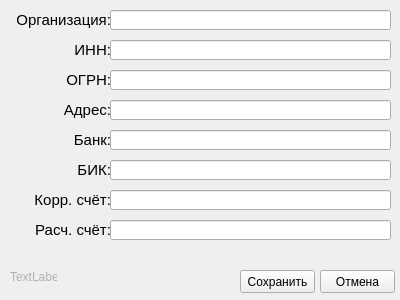
Old version of the form faces/edit_counterpartie.ui in the repository vanobl/counter.
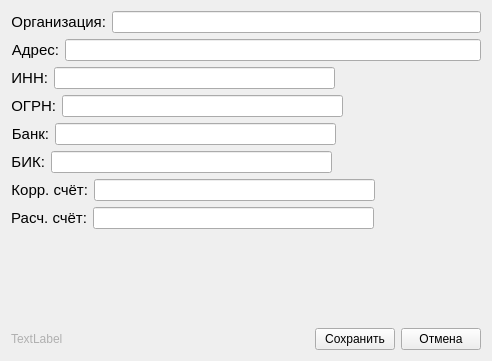
New version of the form.

Commit message: модифицировал интерфейсы

```diff
--- a/faces/edit_counterpartie.ui
+++ b/faces/edit_counterpartie.ui
@@ -6,236 +6,342 @@
    <rect>
     <x>0</x>
     <y>0</y>
-    <width>400</width>
-    <height>300</height>
+    <width>492</width>
+    <height>361</height>
    </rect>
   </property>
   <property name="windowTitle">
    <string>Form</string>
   </property>
+  <layout class="QGridLayout" name="gridLayout">
+   <item row="0" column="0">
+    <layout class="QVBoxLayout" name="verticalLayout_2">
+     <item>
+      <layout class="QVBoxLayout" name="verticalLayout">
+       <item>
+        <layout class="QHBoxLayout" name="horizontalLayout_9">
+         <item>
   <widget class="QLabel" name="label">
-   <property name="geometry">
-    <rect>
-     <x>10</x>
-     <y>10</y>
-     <width>101</width>
-     <height>21</height>
-    </rect>
-   </property>
    <property name="text">
     <string>&lt;html&gt;&lt;head/&gt;&lt;body&gt;&lt;p align=&quot;right&quot;&gt;&lt;span style=&quot; font-size:11pt;&quot;&gt;Организация:&lt;/span&gt;&lt;/p&gt;&lt;/body&gt;&lt;/html&gt;</string>
    </property>
   </widget>
-  <widget class="QLineEdit" name="edit_company">
-   <property name="geometry">
-    <rect>
-     <x>110</x>
-     <y>10</y>
-     <width>281</width>
-     <height>20</height>
-    </rect>
-   </property>
-  </widget>
+         </item>
+         <item>
+          <widget class="QLineEdit" name="edit_company"/>
+         </item>
+        </layout>
+       </item>
+       <item>
+        <layout class="QHBoxLayout" name="horizontalLayout_8">
+         <item>
+          <widget class="QLabel" name="label_4">
+           <property name="text">
+            <string>&lt;html&gt;&lt;head/&gt;&lt;body&gt;&lt;p align=&quot;right&quot;&gt;&lt;span style=&quot; font-size:11pt;&quot;&gt;Адрес:&lt;/span&gt;&lt;/p&gt;&lt;/body&gt;&lt;/html&gt;</string>
+           </property>
+          </widget>
+         </item>
+         <item>
+          <widget class="QLineEdit" name="edit_address"/>
+         </item>
+        </layout>
+       </item>
+       <item>
+        <layout class="QHBoxLayout" name="horizontalLayout_7">
+         <item>
   <widget class="QLabel" name="label_2">
-   <property name="geometry">
-    <rect>
-     <x>10</x>
-     <y>40</y>
-     <width>101</width>
-     <height>21</height>
-    </rect>
-   </property>
    <property name="text">
     <string>&lt;html&gt;&lt;head/&gt;&lt;body&gt;&lt;p align=&quot;right&quot;&gt;&lt;span style=&quot; font-size:11pt;&quot;&gt;ИНН:&lt;/span&gt;&lt;/p&gt;&lt;/body&gt;&lt;/html&gt;</string>
    </property>
   </widget>
+         </item>
+         <item>
   <widget class="QLineEdit" name="edit_inn">
-   <property name="geometry">
-    <rect>
-     <x>110</x>
-     <y>40</y>
+           <property name="minimumSize">
+            <size>
      <width>281</width>
-     <height>20</height>
-    </rect>
-   </property>
-  </widget>
+             <height>0</height>
+            </size>
+           </property>
+           <property name="maximumSize">
+            <size>
+             <width>281</width>
+             <height>16777215</height>
+            </size>
+           </property>
+          </widget>
+         </item>
+         <item>
+          <spacer name="horizontalSpacer_7">
+           <property name="orientation">
+            <enum>Qt::Horizontal</enum>
+           </property>
+           <property name="sizeHint" stdset="0">
+            <size>
+             <width>40</width>
+             <height>20</height>
+            </size>
+           </property>
+          </spacer>
+         </item>
+        </layout>
+       </item>
+       <item>
+        <layout class="QHBoxLayout" name="horizontalLayout_6">
+         <item>
   <widget class="QLabel" name="label_3">
-   <property name="geometry">
-    <rect>
-     <x>10</x>
-     <y>70</y>
-     <width>101</width>
-     <height>21</height>
-    </rect>
-   </property>
    <property name="text">
     <string>&lt;html&gt;&lt;head/&gt;&lt;body&gt;&lt;p align=&quot;right&quot;&gt;&lt;span style=&quot; font-size:11pt;&quot;&gt;ОГРН:&lt;/span&gt;&lt;/p&gt;&lt;/body&gt;&lt;/html&gt;</string>
    </property>
   </widget>
+         </item>
+         <item>
   <widget class="QLineEdit" name="edit_ogrn">
-   <property name="geometry">
-    <rect>
-     <x>110</x>
-     <y>70</y>
+           <property name="minimumSize">
+            <size>
      <width>281</width>
-     <height>20</height>
-    </rect>
-   </property>
-  </widget>
-  <widget class="QLabel" name="label_4">
-   <property name="geometry">
-    <rect>
-     <x>10</x>
-     <y>100</y>
-     <width>101</width>
-     <height>21</height>
-    </rect>
-   </property>
-   <property name="text">
-    <string>&lt;html&gt;&lt;head/&gt;&lt;body&gt;&lt;p align=&quot;right&quot;&gt;&lt;span style=&quot; font-size:11pt;&quot;&gt;Адрес:&lt;/span&gt;&lt;/p&gt;&lt;/body&gt;&lt;/html&gt;</string>
-   </property>
-  </widget>
-  <widget class="QLineEdit" name="edit_address">
-   <property name="geometry">
-    <rect>
-     <x>110</x>
-     <y>100</y>
+             <height>0</height>
+            </size>
+           </property>
+           <property name="maximumSize">
+            <size>
      <width>281</width>
-     <height>20</height>
-    </rect>
-   </property>
-  </widget>
-  <widget class="QPushButton" name="btn_exit">
-   <property name="geometry">
-    <rect>
-     <x>320</x>
-     <y>270</y>
-     <width>75</width>
-     <height>23</height>
-    </rect>
-   </property>
-   <property name="text">
-    <string>Отмена</string>
-   </property>
-  </widget>
-  <widget class="QPushButton" name="btn_action">
-   <property name="geometry">
-    <rect>
-     <x>240</x>
-     <y>270</y>
-     <width>75</width>
-     <height>23</height>
-    </rect>
-   </property>
-   <property name="text">
-    <string>Сохранить</string>
-   </property>
-  </widget>
-  <widget class="QLabel" name="label_id">
-   <property name="geometry">
-    <rect>
-     <x>10</x>
-     <y>270</y>
-     <width>47</width>
-     <height>13</height>
-    </rect>
-   </property>
-   <property name="text">
-    <string>&lt;html&gt;&lt;head/&gt;&lt;body&gt;&lt;p&gt;&lt;span style=&quot; color:#b0b0b0;&quot;&gt;TextLabel&lt;/span&gt;&lt;/p&gt;&lt;/body&gt;&lt;/html&gt;</string>
-   </property>
-  </widget>
+             <height>16777215</height>
+            </size>
+           </property>
+          </widget>
+         </item>
+         <item>
+          <spacer name="horizontalSpacer_6">
+           <property name="orientation">
+            <enum>Qt::Horizontal</enum>
+           </property>
+           <property name="sizeHint" stdset="0">
+            <size>
+             <width>40</width>
+             <height>20</height>
+            </size>
+           </property>
+          </spacer>
+         </item>
+        </layout>
+       </item>
+       <item>
+        <layout class="QHBoxLayout" name="horizontalLayout_5">
+         <item>
   <widget class="QLabel" name="label_5">
-   <property name="geometry">
-    <rect>
-     <x>10</x>
-     <y>130</y>
-     <width>101</width>
-     <height>21</height>
-    </rect>
-   </property>
    <property name="text">
     <string>&lt;html&gt;&lt;head/&gt;&lt;body&gt;&lt;p align=&quot;right&quot;&gt;&lt;span style=&quot; font-size:11pt;&quot;&gt;Банк:&lt;/span&gt;&lt;/p&gt;&lt;/body&gt;&lt;/html&gt;</string>
    </property>
   </widget>
+         </item>
+         <item>
   <widget class="QLineEdit" name="edit_name_bank">
-   <property name="geometry">
-    <rect>
-     <x>110</x>
-     <y>130</y>
+           <property name="minimumSize">
+            <size>
      <width>281</width>
-     <height>20</height>
-    </rect>
-   </property>
-  </widget>
+             <height>0</height>
+            </size>
+           </property>
+           <property name="maximumSize">
+            <size>
+             <width>281</width>
+             <height>16777215</height>
+            </size>
+           </property>
+          </widget>
+         </item>
+         <item>
+          <spacer name="horizontalSpacer_5">
+           <property name="orientation">
+            <enum>Qt::Horizontal</enum>
+           </property>
+           <property name="sizeHint" stdset="0">
+            <size>
+             <width>40</width>
+             <height>20</height>
+            </size>
+           </property>
+          </spacer>
+         </item>
+        </layout>
+       </item>
+       <item>
+        <layout class="QHBoxLayout" name="horizontalLayout_4">
+         <item>
   <widget class="QLabel" name="label_6">
-   <property name="geometry">
-    <rect>
-     <x>10</x>
-     <y>160</y>
-     <width>101</width>
-     <height>21</height>
-    </rect>
-   </property>
    <property name="text">
     <string>&lt;html&gt;&lt;head/&gt;&lt;body&gt;&lt;p align=&quot;right&quot;&gt;&lt;span style=&quot; font-size:11pt;&quot;&gt;БИК:&lt;/span&gt;&lt;/p&gt;&lt;/body&gt;&lt;/html&gt;</string>
    </property>
   </widget>
+         </item>
+         <item>
   <widget class="QLineEdit" name="edit_bik">
-   <property name="geometry">
-    <rect>
-     <x>110</x>
-     <y>160</y>
+           <property name="minimumSize">
+            <size>
      <width>281</width>
-     <height>20</height>
-    </rect>
-   </property>
-  </widget>
-  <widget class="QLineEdit" name="edit_ks">
-   <property name="geometry">
-    <rect>
-     <x>110</x>
-     <y>190</y>
+             <height>0</height>
+            </size>
+           </property>
+           <property name="maximumSize">
+            <size>
      <width>281</width>
-     <height>20</height>
-    </rect>
-   </property>
-  </widget>
+             <height>16777215</height>
+            </size>
+           </property>
+          </widget>
+         </item>
+         <item>
+          <spacer name="horizontalSpacer_4">
+           <property name="orientation">
+            <enum>Qt::Horizontal</enum>
+           </property>
+           <property name="sizeHint" stdset="0">
+            <size>
+             <width>40</width>
+             <height>20</height>
+            </size>
+           </property>
+          </spacer>
+         </item>
+        </layout>
+       </item>
+       <item>
+        <layout class="QHBoxLayout" name="horizontalLayout_3">
+         <item>
   <widget class="QLabel" name="label_7">
-   <property name="geometry">
-    <rect>
-     <x>10</x>
-     <y>190</y>
-     <width>101</width>
-     <height>21</height>
-    </rect>
-   </property>
    <property name="text">
     <string>&lt;html&gt;&lt;head/&gt;&lt;body&gt;&lt;p align=&quot;right&quot;&gt;&lt;span style=&quot; font-size:11pt;&quot;&gt;Корр. счёт:&lt;/span&gt;&lt;/p&gt;&lt;/body&gt;&lt;/html&gt;</string>
    </property>
   </widget>
+         </item>
+         <item>
+          <widget class="QLineEdit" name="edit_ks">
+           <property name="minimumSize">
+            <size>
+             <width>281</width>
+             <height>0</height>
+            </size>
+           </property>
+           <property name="maximumSize">
+            <size>
+             <width>281</width>
+             <height>16777215</height>
+            </size>
+           </property>
+          </widget>
+         </item>
+         <item>
+          <spacer name="horizontalSpacer_3">
+           <property name="orientation">
+            <enum>Qt::Horizontal</enum>
+           </property>
+           <property name="sizeHint" stdset="0">
+            <size>
+             <width>40</width>
+             <height>20</height>
+            </size>
+           </property>
+          </spacer>
+         </item>
+        </layout>
+       </item>
+       <item>
+        <layout class="QHBoxLayout" name="horizontalLayout_2">
+         <item>
   <widget class="QLabel" name="label_8">
-   <property name="geometry">
-    <rect>
-     <x>10</x>
-     <y>220</y>
-     <width>101</width>
-     <height>21</height>
-    </rect>
-   </property>
    <property name="text">
     <string>&lt;html&gt;&lt;head/&gt;&lt;body&gt;&lt;p align=&quot;right&quot;&gt;&lt;span style=&quot; font-size:11pt;&quot;&gt;Расч. счёт:&lt;/span&gt;&lt;/p&gt;&lt;/body&gt;&lt;/html&gt;</string>
    </property>
   </widget>
+         </item>
+         <item>
   <widget class="QLineEdit" name="edit_rs">
-   <property name="geometry">
-    <rect>
-     <x>110</x>
-     <y>220</y>
+           <property name="minimumSize">
+            <size>
      <width>281</width>
+             <height>0</height>
+            </size>
+           </property>
+           <property name="maximumSize">
+            <size>
+             <width>281</width>
+             <height>16777215</height>
+            </size>
+           </property>
+          </widget>
+         </item>
+         <item>
+          <spacer name="horizontalSpacer_2">
+           <property name="orientation">
+            <enum>Qt::Horizontal</enum>
+           </property>
+           <property name="sizeHint" stdset="0">
+            <size>
+             <width>40</width>
      <height>20</height>
-    </rect>
-   </property>
-  </widget>
+            </size>
+           </property>
+          </spacer>
+         </item>
+        </layout>
+       </item>
+      </layout>
+     </item>
+     <item>
+      <spacer name="verticalSpacer">
+       <property name="orientation">
+        <enum>Qt::Vertical</enum>
+       </property>
+       <property name="sizeHint" stdset="0">
+        <size>
+         <width>20</width>
+         <height>40</height>
+        </size>
+       </property>
+      </spacer>
+     </item>
+     <item>
+      <layout class="QHBoxLayout" name="horizontalLayout">
+       <item>
+        <widget class="QLabel" name="label_id">
+         <property name="text">
+          <string>&lt;html&gt;&lt;head/&gt;&lt;body&gt;&lt;p&gt;&lt;span style=&quot; color:#b0b0b0;&quot;&gt;TextLabel&lt;/span&gt;&lt;/p&gt;&lt;/body&gt;&lt;/html&gt;</string>
+         </property>
+        </widget>
+       </item>
+       <item>
+        <spacer name="horizontalSpacer">
+         <property name="orientation">
+          <enum>Qt::Horizontal</enum>
+         </property>
+         <property name="sizeHint" stdset="0">
+          <size>
+           <width>40</width>
+           <height>20</height>
+          </size>
+         </property>
+        </spacer>
+       </item>
+       <item>
+        <widget class="QPushButton" name="btn_action">
+         <property name="text">
+          <string>Сохранить</string>
+         </property>
+        </widget>
+       </item>
+       <item>
+        <widget class="QPushButton" name="btn_exit">
+         <property name="text">
+          <string>Отмена</string>
+         </property>
+        </widget>
+       </item>
+      </layout>
+     </item>
+    </layout>
+   </item>
+  </layout>
  </widget>
  <tabstops>
   <tabstop>edit_company</tabstop>
```
Lines whose indentation alone changed are shown as unchanged. The commit also changes 3 other files.
